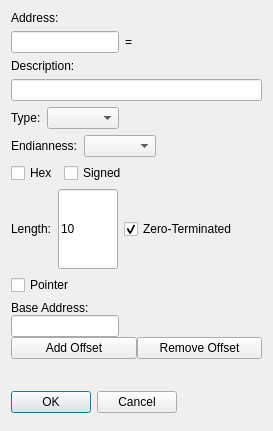
This is GUI/AddAddressManuallyDialog.ui in korcankaraokcu/PINCE as Qt 5 draws it before an edit. The edited form follows.
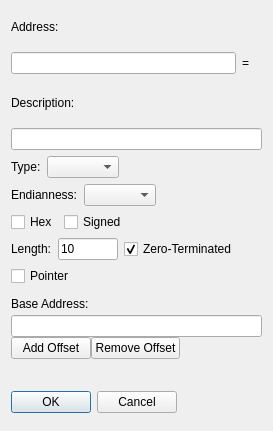
This is the edited form.

Commit message: Adjust ManualAddressDialog resizing

Patch:
```diff
--- a/GUI/AddAddressManuallyDialog.ui
+++ b/GUI/AddAddressManuallyDialog.ui
@@ -139,12 +139,6 @@
         </item>
         <item>
          <widget class="QLineEdit" name="lineEdit_Length">
-          <property name="sizePolicy">
-           <sizepolicy hsizetype="Fixed" vsizetype="Expanding">
-            <horstretch>0</horstretch>
-            <verstretch>0</verstretch>
-           </sizepolicy>
-          </property>
           <property name="maximumSize">
            <size>
             <width>60</width>
@@ -226,17 +220,28 @@
         <item>
          <layout class="QHBoxLayout" name="horizontalLayout_4">
           <item>
-           <widget class="QLineEdit" name="lineEdit_PtrStartAddress">
-            <property name="sizePolicy">
-             <sizepolicy hsizetype="Fixed" vsizetype="Fixed">
-              <horstretch>0</horstretch>
-              <verstretch>0</verstretch>
-             </sizepolicy>
+           <widget class="QLineEdit" name="lineEdit_PtrStartAddress"/>
+          </item>
+         </layout>
+        </item>
+        <item>
+         <layout class="QHBoxLayout" name="horizontalLayout_5">
+          <item>
+           <widget class="QPushButton" name="pushButton_AddOffset">
+            <property name="text">
+             <string>Add Offset</string>
             </property>
            </widget>
           </item>
           <item>
-           <spacer name="horizontalSpacer_4">
+           <widget class="QPushButton" name="pushButton_RemoveOffset">
+            <property name="text">
+             <string>Remove Offset</string>
+            </property>
+           </widget>
+          </item>
+          <item>
+           <spacer name="horizontalSpacer_7">
             <property name="orientation">
              <enum>Qt::Horizontal</enum>
             </property>
@@ -250,24 +255,6 @@
           </item>
          </layout>
         </item>
-        <item>
-         <layout class="QHBoxLayout" name="horizontalLayout_5">
-          <item>
-           <widget class="QPushButton" name="pushButton_AddOffset">
-            <property name="text">
-             <string>Add Offset</string>
-            </property>
-           </widget>
-          </item>
-          <item>
-           <widget class="QPushButton" name="pushButton_RemoveOffset">
-            <property name="text">
-             <string>Remove Offset</string>
-            </property>
-           </widget>
-          </item>
-         </layout>
-        </item>
        </layout>
       </item>
      </layout>
@@ -342,18 +329,6 @@
       <layout class="QHBoxLayout" name="horizontalLayout">
        <item>
         <widget class="QLineEdit" name="lineEdit_Address">
-         <property name="sizePolicy">
-          <sizepolicy hsizetype="Fixed" vsizetype="Fixed">
-           <horstretch>0</horstretch>
-           <verstretch>0</verstretch>
-          </sizepolicy>
-         </property>
-         <property name="minimumSize">
-          <size>
-           <width>100</width>
-           <height>0</height>
-          </size>
-         </property>
          <property name="text">
           <string/>
          </property>
@@ -376,19 +351,6 @@
          </property>
         </widget>
        </item>
-       <item>
-        <spacer name="horizontalSpacer">
-         <property name="orientation">
-          <enum>Qt::Horizontal</enum>
-         </property>
-         <property name="sizeHint" stdset="0">
-          <size>
-           <width>40</width>
-           <height>20</height>
-          </size>
-         </property>
-        </spacer>
-       </item>
       </layout>
      </item>
     </layout>
```
The commit also changes 2 other files.
